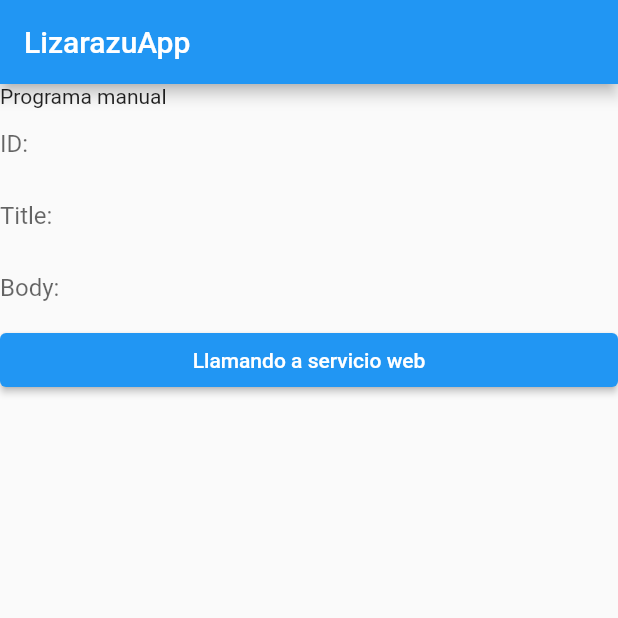
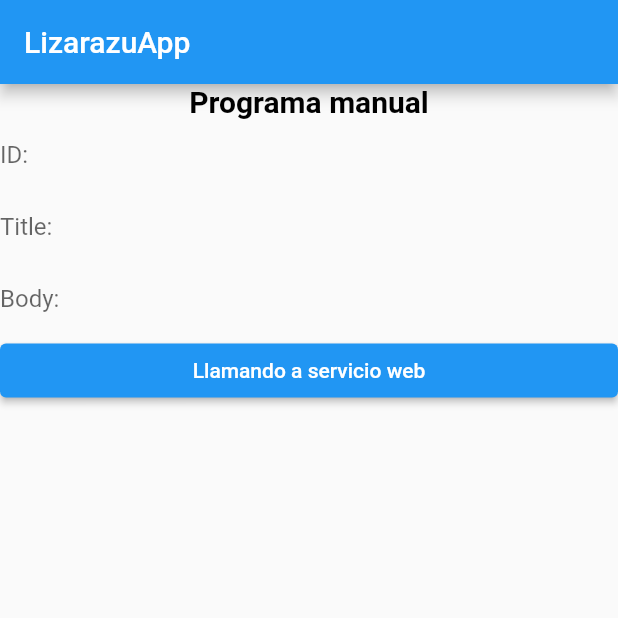
Before and after one commit to EduardoLizarazu/Flutter-reactive-text-4, a Flutter app: the screen it shows after launch, on a phone screen of 412 x 824 dp, the top half of it. Run offline on Flutter 3.47's test engine with Material 2 defaults, Android fonts, the phone set to English and light mode, and no system bars.

Commit message:
more beutifull

```diff
--- a/lib/main.dart
+++ b/lib/main.dart
@@ -50,12 +50,20 @@ class _inicioState extends State<inicio> {
 
   @override
   Widget build(BuildContext context) {
+    final title = Container(
+      child: const Text(
+        "Programa manual",
+        textAlign: TextAlign.center,
+        style: TextStyle(
+            fontSize: 20.0, fontWeight: FontWeight.bold, color: Colors.black),
+      ),
+    );
     return Scaffold(
       appBar: AppBar(
         title: Text('LizarazuApp'),
       ),
       body: ListView(children: <Widget>[
-        Text("Programa manual"),
+        title,
         TextFormField(
           controller: idController,
           readOnly: true,
```
